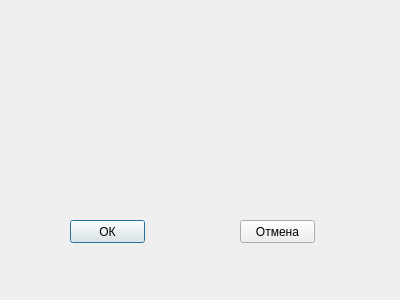
First picture: the form in Source/notifywindow.ui, repository AndreiHramyka450501/Scheduler, before the edit.
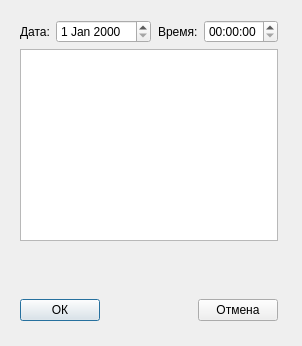
Second picture: the form after the edit.

The edit to the form file:
```diff
--- a/Source/notifywindow.ui
+++ b/Source/notifywindow.ui
@@ -6,38 +6,112 @@
    <rect>
     <x>0</x>
     <y>0</y>
-    <width>400</width>
-    <height>300</height>
+    <width>302</width>
+    <height>346</height>
    </rect>
   </property>
   <property name="windowTitle">
    <string>Dialog</string>
   </property>
-  <widget class="QPushButton" name="pushButtonOK">
+  <widget class="QWidget" name="">
    <property name="geometry">
     <rect>
-     <x>70</x>
-     <y>220</y>
-     <width>75</width>
-     <height>23</height>
+     <x>20</x>
+     <y>20</y>
+     <width>258</width>
+     <height>301</height>
     </rect>
    </property>
-   <property name="text">
-    <string>ОК</string>
-   </property>
-  </widget>
-  <widget class="QPushButton" name="pushButtonCancel">
-   <property name="geometry">
-    <rect>
-     <x>240</x>
-     <y>220</y>
-     <width>75</width>
-     <height>23</height>
-    </rect>
-   </property>
-   <property name="text">
-    <string>Отмена</string>
-   </property>
+   <layout class="QVBoxLayout" name="verticalLayout_2">
+    <item>
+     <layout class="QVBoxLayout" name="verticalLayout">
+      <item>
+       <layout class="QHBoxLayout" name="horizontalLayout">
+        <item>
+         <widget class="QLabel" name="label">
+          <property name="text">
+           <string>Дата:</string>
+          </property>
+         </widget>
+        </item>
+        <item>
+         <widget class="QDateEdit" name="dateEdit"/>
+        </item>
+        <item>
+         <spacer name="horizontalSpacer">
+          <property name="orientation">
+           <enum>Qt::Horizontal</enum>
+          </property>
+          <property name="sizeHint" stdset="0">
+           <size>
+            <width>40</width>
+            <height>20</height>
+           </size>
+          </property>
+         </spacer>
+        </item>
+        <item>
+         <widget class="QLabel" name="label_2">
+          <property name="text">
+           <string>Время:</string>
+          </property>
+         </widget>
+        </item>
+        <item>
+         <widget class="QTimeEdit" name="timeEdit"/>
+        </item>
+       </layout>
+      </item>
+     </layout>
+    </item>
+    <item>
+     <widget class="QTableView" name="tableView"/>
+    </item>
+    <item>
+     <spacer name="verticalSpacer">
+      <property name="orientation">
+       <enum>Qt::Vertical</enum>
+      </property>
+      <property name="sizeHint" stdset="0">
+       <size>
+        <width>20</width>
+        <height>40</height>
+       </size>
+      </property>
+     </spacer>
+    </item>
+    <item>
+     <layout class="QHBoxLayout" name="horizontalLayout_3">
+      <item>
+       <widget class="QPushButton" name="pushButtonOK">
+        <property name="text">
+         <string>ОК</string>
+        </property>
+       </widget>
+      </item>
+      <item>
+       <spacer name="horizontalSpacer_2">
+        <property name="orientation">
+         <enum>Qt::Horizontal</enum>
+        </property>
+        <property name="sizeHint" stdset="0">
+         <size>
+          <width>40</width>
+          <height>20</height>
+         </size>
+        </property>
+       </spacer>
+      </item>
+      <item>
+       <widget class="QPushButton" name="pushButtonCancel">
+        <property name="text">
+         <string>Отмена</string>
+        </property>
+       </widget>
+      </item>
+     </layout>
+    </item>
+   </layout>
   </widget>
  </widget>
  <resources/>
```
